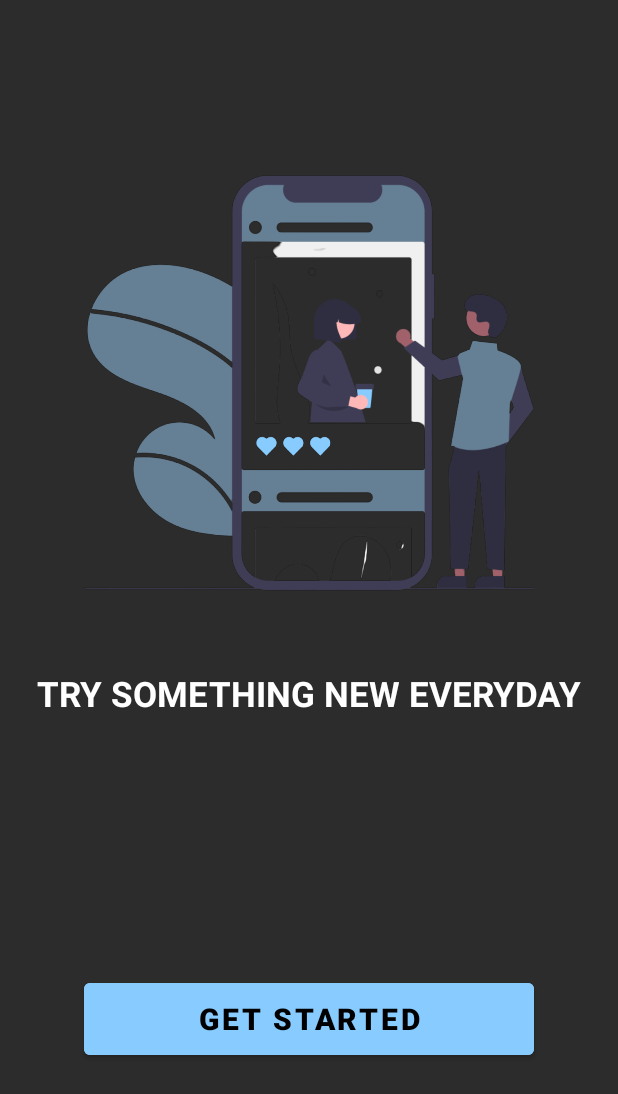
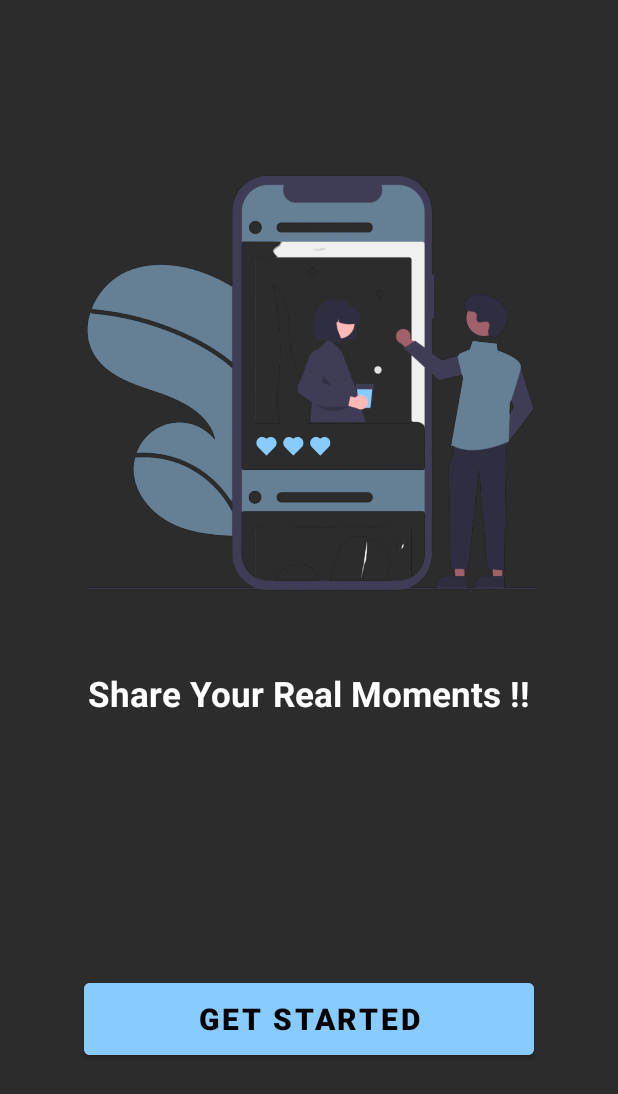
Before and after one commit to badr4y/Mobile-Project, an Android app: the layout getstarted_activity.xml on its own in the app's theme, with its tools: preview values and no code run, on a phone screen of 412 x 824 dp. Shown: the top 1094 px of the screen. Run offline under Robolectric (Android 15) with nearby library versions, the phone set to English and light mode, and no system bars.

Commit message:
updates in the activities

```diff
--- a/app/src/main/res/layout/getstarted_activity.xml
+++ b/app/src/main/res/layout/getstarted_activity.xml
@@ -45,7 +45,8 @@
         app:layout_constraintEnd_toEndOf="parent"
         app:layout_constraintTop_toTopOf="parent"
         app:layout_constraintBottom_toBottomOf="parent"
-        app:layout_constraintVertical_bias="0.85"/>
+        app:layout_constraintVertical_bias="0.85"
+        android:onClick="onGetstartedBtnClicked"/>
 
 
 
--- a/app/src/main/res/layout/login_activity.xml
+++ b/app/src/main/res/layout/login_activity.xml
@@ -114,6 +114,8 @@
         android:textColor="#88CCFF"
         android:textStyle="bold"
         app:layout_constraintTop_toBottomOf="@id/login_button"
-        tools:ignore="MissingConstraints" />
+        tools:ignore="MissingConstraints,OnClick"
+        android:clickable="true"
+        android:onClick="SignUp"/>
 
 </androidx.constraintlayout.widget.ConstraintLayout>
--- a/app/src/main/res/values/strings.xml
+++ b/app/src/main/res/values/strings.xml
@@ -14,6 +14,6 @@
     <string name="confirm_password_signup">Confirm password</string>
     <string name="sign_up_button_signup">Sign Up</string>
     <string name="already_have_an_account_log_in">Already have an account? Log In</string>
-    <string name="try_something_new_everyday">TRY SOMETHING NEW EVERYDAY</string>
+    <string name="try_something_new_everyday">Share Your Real Moments !!</string>
     <string name="get_started">Get Started</string>
 </resources>
```
Also changed, not shown: app/src/main/AndroidManifest.xml (+19 -1 lines), app/src/main/java/com/example/mobileproject/GetStartedActivity.java (+8 -1 lines), app/src/main/java/com/example/mobileproject/LoginActivity.java (+8 -0 lines).
